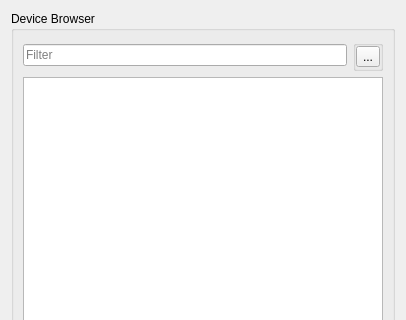
Above: bec_widgets/widgets/services/device_browser/device_browser.ui from bec-project/bec_widgets before the change; both pictures show x 0 to 406 and y 0 to 320 of the 406 by 500 pixel window. Below: the same form after it.
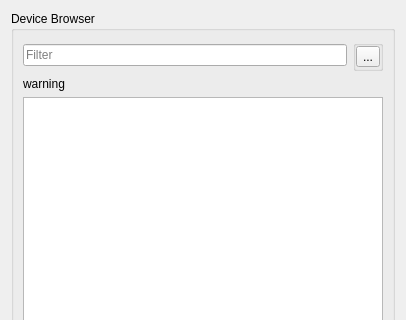
That is the form after the change.

Commit message: feat: disable editing while scan active

```diff
--- a/bec_widgets/widgets/services/device_browser/device_browser.ui
+++ b/bec_widgets/widgets/services/device_browser/device_browser.ui
@@ -56,6 +56,16 @@
         </item>
        </layout>
       </item>
+      <item>
+       <widget class="QLabel" name="scan_running_warning">
+        <property name="styleSheet">
+         <string notr="true"/>
+        </property>
+        <property name="text">
+         <string>warning</string>
+        </property>
+       </widget>
+      </item>
       <item>
        <widget class="QListWidget" name="device_list"/>
       </item>
```
The commit also changes 2 other files.
